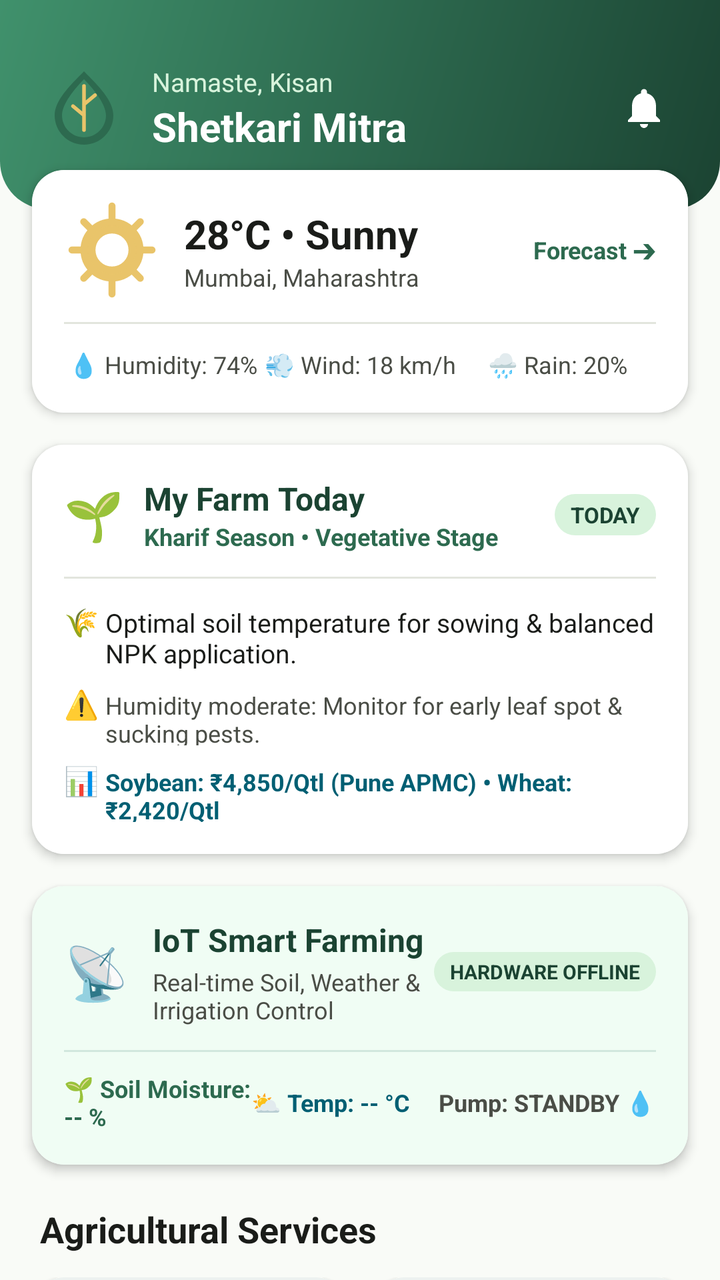
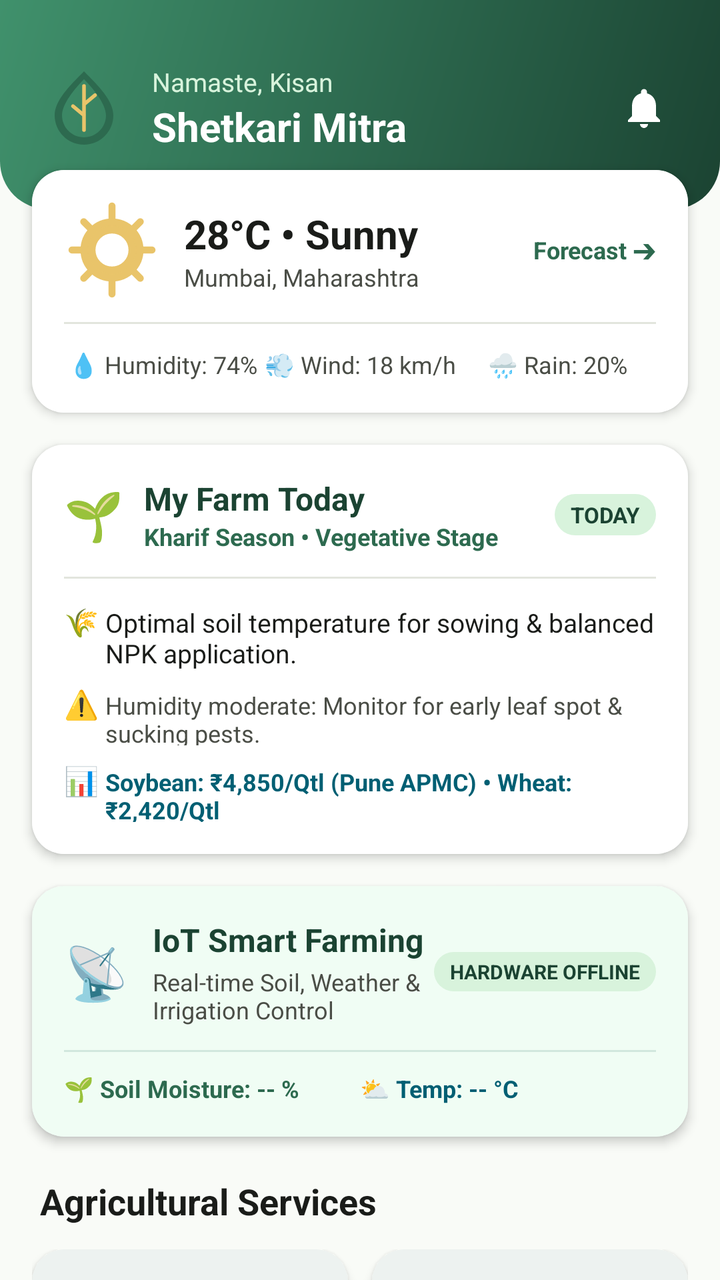

Compare the two renders of this Android layout. The source of the first and the diff that turns it into the second are given below.
<!-- AndroidManifest.xml: application theme Theme.AgroSmart -->
<!-- res/layout/fragment_home.xml -->
<?xml version="1.0" encoding="utf-8"?>
<androidx.core.widget.NestedScrollView xmlns:android="http://schemas.android.com/apk/res/android"
    xmlns:app="http://schemas.android.com/apk/res-auto"
    xmlns:tools="http://schemas.android.com/tools"
    android:layout_width="match_parent"
    android:layout_height="match_parent"
    android:background="@color/bg_warm_cream">

    <LinearLayout
        android:layout_width="match_parent"
        android:layout_height="wrap_content"
        android:orientation="vertical"
        android:paddingBottom="24dp">

        
        <androidx.constraintlayout.widget.ConstraintLayout
            android:layout_width="match_parent"
            android:layout_height="wrap_content"
            android:background="@drawable/bg_gradient_header"
            android:paddingStart="20dp"
            android:paddingTop="32dp"
            android:paddingEnd="20dp"
            android:paddingBottom="28dp">

            <ImageView
                android:id="@+id/ivHeaderIcon"
                android:layout_width="44dp"
                android:layout_height="44dp"
                android:contentDescription="@string/app_name"
                android:src="@drawable/ic_leaf_logo"
                app:layout_constraintStart_toStartOf="parent"
                app:layout_constraintTop_toTopOf="parent" />

            <TextView
                android:id="@+id/tvGreeting"
                android:layout_width="wrap_content"
                android:layout_height="wrap_content"
                android:layout_marginStart="12dp"
                android:text="Namaste, Kisan"
                android:textColor="@color/forest_green_surface"
                android:textSize="13sp"
                app:layout_constraintStart_toEndOf="@+id/ivHeaderIcon"
                app:layout_constraintTop_toTopOf="@+id/ivHeaderIcon" />

            <TextView
                android:id="@+id/tvFarmerName"
                android:layout_width="0dp"
                android:layout_height="wrap_content"
                android:layout_marginStart="12dp"
                android:layout_marginEnd="16dp"
                android:ellipsize="end"
                android:maxLines="1"
                android:text="Shetkari Mitra"
                android:textColor="@color/white"
                android:textSize="20sp"
                android:textStyle="bold"
                app:layout_constraintEnd_toStartOf="@+id/ivNotification"
                app:layout_constraintStart_toEndOf="@+id/ivHeaderIcon"
                app:layout_constraintTop_toBottomOf="@+id/tvGreeting" />

            <ImageView
                android:id="@+id/ivNotification"
                android:layout_width="36dp"
                android:layout_height="36dp"
                android:background="?attr/selectableItemBackgroundBorderless"
                android:contentDescription="Notifications"
                android:padding="6dp"
                android:src="@drawable/ic_notification"
                app:layout_constraintBottom_toBottomOf="@+id/ivHeaderIcon"
                app:layout_constraintEnd_toEndOf="parent"
                app:layout_constraintTop_toTopOf="@+id/ivHeaderIcon" />

        </androidx.constraintlayout.widget.ConstraintLayout>

        
        <com.google.android.material.card.MaterialCardView
            android:id="@+id/cardWeather"
            style="@style/Widget.AgroSmart.Card"
            android:layout_width="match_parent"
            android:layout_height="wrap_content"
            android:layout_marginStart="16dp"
            android:layout_marginTop="-20dp"
            android:layout_marginEnd="16dp"
            android:clickable="true"
            android:focusable="true">

            <LinearLayout
                android:layout_width="match_parent"
                android:layout_height="wrap_content"
                android:background="@color/white"
                android:orientation="vertical"
                android:padding="16dp">

                <LinearLayout
                    android:layout_width="match_parent"
                    android:layout_height="wrap_content"
                    android:gravity="center_vertical"
                    android:orientation="horizontal">

                    <ImageView
                        android:layout_width="48dp"
                        android:layout_height="48dp"
                        android:src="@drawable/ic_weather_sunny" />

                    <LinearLayout
                        android:layout_width="0dp"
                        android:layout_height="wrap_content"
                        android:layout_marginStart="12dp"
                        android:layout_weight="1"
                        android:orientation="vertical">

                        <TextView
                            android:id="@+id/tvWeatherTemp"
                            android:layout_width="wrap_content"
                            android:layout_height="wrap_content"
                            android:text="28°C • Sunny"
                            android:textColor="@color/text_primary"
                            android:textSize="20sp"
                            android:textStyle="bold" />

                        <TextView
                            android:id="@+id/tvWeatherLocation"
                            android:layout_width="wrap_content"
                            android:layout_height="wrap_content"
                            android:text="Mumbai, Maharashtra"
                            android:textColor="@color/text_secondary"
                            android:textSize="12sp" />
                    </LinearLayout>

                    <TextView
                        android:layout_width="wrap_content"
                        android:layout_height="wrap_content"
                        android:text="Forecast ➔"
                        android:textColor="@color/forest_green_primary"
                        android:textSize="12sp"
                        android:textStyle="bold" />
                </LinearLayout>

                <View
                    android:layout_width="match_parent"
                    android:layout_height="1dp"
                    android:layout_marginTop="12dp"
                    android:layout_marginBottom="12dp"
                    android:background="@color/divider_line" />

                <LinearLayout
                    android:layout_width="match_parent"
                    android:layout_height="wrap_content"
                    android:orientation="horizontal">

                    <TextView
                        android:id="@+id/tvHumidity"
                        android:layout_width="0dp"
                        android:layout_height="wrap_content"
                        android:layout_weight="1"
                        android:gravity="center"
                        android:text="💧 Humidity: 74%"
                        android:textColor="@color/text_secondary"
                        android:textSize="12sp" />

                    <TextView
                        android:id="@+id/tvWind"
                        android:layout_width="0dp"
                        android:layout_height="wrap_content"
                        android:layout_weight="1"
                        android:gravity="center"
                        android:text="💨 Wind: 18 km/h"
                        android:textColor="@color/text_secondary"
                        android:textSize="12sp" />

                    <TextView
                        android:id="@+id/tvRain"
                        android:layout_width="0dp"
                        android:layout_height="wrap_content"
                        android:layout_weight="1"
                        android:gravity="center"
                        android:text="🌧️ Rain: 20%"
                        android:textColor="@color/text_secondary"
                        android:textSize="12sp" />
                </LinearLayout>

            </LinearLayout>
        </com.google.android.material.card.MaterialCardView>

                
        <com.google.android.material.card.MaterialCardView
            android:id="@+id/cardMyFarmToday"
            style="@style/Widget.AgroSmart.Card"
            android:layout_width="match_parent"
            android:layout_height="wrap_content"
            android:layout_marginStart="16dp"
            android:layout_marginTop="16dp"
            android:layout_marginEnd="16dp"
            android:clickable="true"
            android:focusable="true">

            <LinearLayout
                android:layout_width="match_parent"
                android:layout_height="wrap_content"
                android:background="@color/white"
                android:orientation="vertical"
                android:padding="16dp">

                <LinearLayout
                    android:layout_width="match_parent"
                    android:layout_height="wrap_content"
                    android:gravity="center_vertical"
                    android:orientation="horizontal">

                    <TextView
                        android:layout_width="wrap_content"
                        android:layout_height="wrap_content"
                        android:text="🌱"
                        android:textSize="24sp" />

                    <LinearLayout
                        android:layout_width="0dp"
                        android:layout_height="wrap_content"
                        android:layout_marginStart="10dp"
                        android:layout_weight="1"
                        android:orientation="vertical">

                        <TextView
                            android:layout_width="wrap_content"
                            android:layout_height="wrap_content"
                            android:text="@string/my_farm_today"
                            android:textColor="@color/forest_green_dark"
                            android:textSize="16sp"
                            android:textStyle="bold" />

                        <TextView
                            android:id="@+id/tvFarmSeason"
                            android:layout_width="wrap_content"
                            android:layout_height="wrap_content"
                            android:text="Kharif Season • Vegetative Stage"
                            android:textColor="@color/forest_green_primary"
                            android:textSize="12sp"
                            android:textStyle="bold" />
                    </LinearLayout>

                    <TextView
                        android:id="@+id/tvFarmDate"
                        android:layout_width="wrap_content"
                        android:layout_height="wrap_content"
                        android:background="@drawable/bg_rounded_card"
                        android:backgroundTint="@color/forest_green_surface"
                        android:paddingStart="8dp"
                        android:paddingTop="3dp"
                        android:paddingEnd="8dp"
                        android:paddingBottom="3dp"
                        android:text="TODAY"
                        android:textColor="@color/forest_green_dark"
                        android:textSize="11sp"
                        android:textStyle="bold" />
                </LinearLayout>

                <View
                    android:layout_width="match_parent"
                    android:layout_height="1dp"
                    android:layout_marginTop="12dp"
                    android:layout_marginBottom="12dp"
                    android:background="@color/divider_line" />

                
                <LinearLayout
                    android:layout_width="match_parent"
                    android:layout_height="wrap_content"
                    android:orientation="horizontal">

                    <TextView
                        android:layout_width="wrap_content"
                        android:layout_height="wrap_content"
                        android:text="🌾 "
                        android:textSize="14sp" />

                    <TextView
                        android:id="@+id/tvDailyCropAdvisory"
                        android:layout_width="0dp"
                        android:layout_height="wrap_content"
                        android:layout_weight="1"
                        android:text="Optimal soil temperature for sowing &amp; balanced NPK application."
                        android:textColor="@color/text_primary"
                        android:textSize="13sp" />
                </LinearLayout>

                
                <LinearLayout
                    android:layout_width="match_parent"
                    android:layout_height="wrap_content"
                    android:layout_marginTop="8dp"
                    android:orientation="horizontal">

                    <TextView
                        android:layout_width="wrap_content"
                        android:layout_height="wrap_content"
                        android:text="⚠️ "
                        android:textSize="14sp" />

                    <TextView
                        android:id="@+id/tvWeatherAlertPrecaution"
                        android:layout_width="0dp"
                        android:layout_height="wrap_content"
                        android:layout_weight="1"
                        android:text="Humidity moderate: Monitor for early leaf spot &amp; sucking pests."
                        android:textColor="@color/text_secondary"
                        android:textSize="12sp" />
                </LinearLayout>

                
                <LinearLayout
                    android:layout_width="match_parent"
                    android:layout_height="wrap_content"
                    android:layout_marginTop="8dp"
                    android:orientation="horizontal">

                    <TextView
                        android:layout_width="wrap_content"
                        android:layout_height="wrap_content"
                        android:text="📊 "
                        android:textSize="14sp" />

                    <TextView
                        android:id="@+id/tvMandiPulse"
                        android:layout_width="0dp"
                        android:layout_height="wrap_content"
                        android:layout_weight="1"
                        android:text="Soybean: ₹4,850/Qtl (Pune APMC) • Wheat: ₹2,420/Qtl"
                        android:textColor="@color/deep_teal"
                        android:textSize="12sp"
                        android:textStyle="bold" />
                </LinearLayout>

            </LinearLayout>
        </com.google.android.material.card.MaterialCardView>


        <com.google.android.material.card.MaterialCardView
            android:id="@+id/cardIotSmartFarming"
            style="@style/Widget.AgroSmart.Card"
            android:layout_width="match_parent"
            android:layout_height="wrap_content"
            android:layout_marginStart="16dp"
            android:layout_marginTop="16dp"
            android:layout_marginEnd="16dp"
            android:clickable="true"
            android:focusable="true">

            <LinearLayout
                android:layout_width="match_parent"
                android:layout_height="wrap_content"
                android:background="@drawable/bg_rounded_card"
                android:backgroundTint="#F0FDF4"
                android:orientation="vertical"
                android:padding="16dp">

                <LinearLayout
                    android:layout_width="match_parent"
                    android:layout_height="wrap_content"
                    android:gravity="center_vertical"
                    android:orientation="horizontal">

                    <TextView
                        android:layout_width="wrap_content"
                        android:layout_height="wrap_content"
                        android:text="📡"
                        android:textSize="26sp" />

                    <LinearLayout
                        android:layout_width="0dp"
                        android:layout_height="wrap_content"
                        android:layout_marginStart="12dp"
                        android:layout_weight="1"
                        android:orientation="vertical">

                        <TextView
                            android:layout_width="wrap_content"
                            android:layout_height="wrap_content"
                            android:text="@string/title_iot_dashboard"
                            android:textColor="@color/forest_green_dark"
                            android:textSize="16sp"
                            android:textStyle="bold" />

                        <TextView
                            android:layout_width="wrap_content"
                            android:layout_height="wrap_content"
                            android:layout_marginTop="2dp"
                            android:text="@string/subtitle_iot_dashboard"
                            android:textColor="@color/text_secondary"
                            android:textSize="12sp" />
                    </LinearLayout>

                    <TextView
                        android:id="@+id/tvIotBadge"
                        android:layout_width="wrap_content"
                        android:layout_height="wrap_content"
                        android:background="@drawable/bg_rounded_card"
                        android:backgroundTint="@color/forest_green_surface"
                        android:paddingStart="8dp"
                        android:paddingTop="3dp"
                        android:paddingEnd="8dp"
                        android:paddingBottom="3dp"
                        android:text="HARDWARE OFFLINE"
                        android:textColor="@color/forest_green_dark"
                        android:textSize="10sp"
                        android:textStyle="bold" />
                </LinearLayout>

                <View
                    android:layout_width="match_parent"
                    android:layout_height="1dp"
                    android:layout_marginTop="12dp"
                    android:layout_marginBottom="10dp"
                    android:background="#D1E7DD" />

                <LinearLayout
                    android:layout_width="match_parent"
                    android:layout_height="wrap_content"
                    android:gravity="center_vertical"
                    android:orientation="horizontal">

                    <TextView
                        android:id="@+id/tvIotMoisture"
                        android:layout_width="0dp"
                        android:layout_height="wrap_content"
                        android:layout_weight="1"
                        android:text="🌱 Soil Moisture: -- %"
                        android:textColor="@color/forest_green_primary"
                        android:textSize="12sp"
                        android:textStyle="bold" />

                    <TextView
                        android:id="@+id/tvIotTemp"
                        android:layout_width="0dp"
                        android:layout_height="wrap_content"
                        android:layout_weight="1"
                        android:text="⛅ Temp: -- °C"
                        android:textColor="@color/deep_teal"
                        android:textSize="12sp"
                        android:textStyle="bold" />

                    <TextView
                        android:id="@+id/tvIotPump"
                        android:layout_width="wrap_content"
                        android:layout_height="wrap_content"
                        android:text="Pump: STANDBY 💧"
                        android:textColor="@color/text_secondary"
                        android:textSize="12sp"
                        android:textStyle="bold" />
                </LinearLayout>
            </LinearLayout>
        </com.google.android.material.card.MaterialCardView>

        
        <TextView
            android:layout_width="wrap_content"
            android:layout_height="wrap_content"
            android:layout_marginStart="20dp"
            android:layout_marginTop="20dp"
            android:layout_marginBottom="12dp"
            android:text="Agricultural Services"
            android:textColor="@color/text_primary"
            android:textSize="18sp"
            android:textStyle="bold" />

        
        <LinearLayout
            android:layout_width="match_parent"
            android:layout_height="wrap_content"
            android:orientation="horizontal"
            android:paddingStart="16dp"
            android:paddingEnd="16dp">

            
            <com.google.android.material.card.MaterialCardView
                android:id="@+id/cardCropPrices"
                style="@style/Widget.AgroSmart.Card"
                android:layout_width="0dp"
                android:layout_height="120dp"
                android:layout_marginEnd="6dp"
                android:layout_weight="1"
                android:clickable="true"
                android:focusable="true">

                <LinearLayout
                    android:layout_width="match_parent"
                    android:layout_height="match_parent"
                    android:gravity="center"
                    android:orientation="vertical"
                    android:padding="12dp">

                    <TextView
                        android:layout_width="wrap_content"
                        android:layout_height="wrap_content"
                        android:text="📊"
                        android:textSize="28sp" />

                    <TextView
                        android:layout_width="wrap_content"
                        android:layout_height="wrap_content"
                        android:layout_marginTop="6dp"
                        android:gravity="center"
                        android:text="@string/crop_prices"
                        android:textColor="@color/text_primary"
                        android:textSize="13sp"
                        android:textStyle="bold" />
                </LinearLayout>
            </com.google.android.material.card.MaterialCardView>

            
            <com.google.android.material.card.MaterialCardView
                android:id="@+id/cardSchemes"
                style="@style/Widget.AgroSmart.Card"
                android:layout_width="0dp"
                android:layout_height="120dp"
                android:layout_marginStart="6dp"
                android:layout_weight="1"
                android:clickable="true"
                android:focusable="true">

                <LinearLayout
                    android:layout_width="match_parent"
                    android:layout_height="match_parent"
                    android:gravity="center"
                    android:orientation="vertical"
                    android:padding="12dp">

                    <TextView
                        android:layout_width="wrap_content"
                        android:layout_height="wrap_content"
                        android:text="🏛️"
                        android:textSize="28sp" />

                    <TextView
                        android:layout_width="wrap_content"
                        android:layout_height="wrap_content"
                        android:layout_marginTop="6dp"
                        android:gravity="center"
                        android:text="@string/govt_schemes"
                        android:textColor="@color/text_primary"
                        android:textSize="13sp"
                        android:textStyle="bold" />
                </LinearLayout>
            </com.google.android.material.card.MaterialCardView>
        </LinearLayout>

        
        <LinearLayout
            android:layout_width="match_parent"
            android:layout_height="wrap_content"
            android:layout_marginTop="12dp"
            android:orientation="horizontal"
            android:paddingStart="16dp"
            android:paddingEnd="16dp">

            
            <com.google.android.material.card.MaterialCardView
                android:id="@+id/cardCropGuide"
                style="@style/Widget.AgroSmart.Card"
                android:layout_width="0dp"
                android:layout_height="120dp"
                android:layout_marginEnd="6dp"
                android:layout_weight="1"
                android:clickable="true"
                android:focusable="true">

                <LinearLayout
                    android:layout_width="match_parent"
                    android:layout_height="match_parent"
                    android:gravity="center"
                    android:orientation="vertical"
                    android:padding="12dp">

                    <TextView
                        android:layout_width="wrap_content"
                        android:layout_height="wrap_content"
                        android:text="📖"
                        android:textSize="28sp" />

                    <TextView
                        android:layout_width="wrap_content"
                        android:layout_height="wrap_content"
                        android:layout_marginTop="6dp"
                        android:gravity="center"
                        android:text="@string/crop_guide"
                        android:textColor="@color/text_primary"
                        android:textSize="13sp"
                        android:textStyle="bold" />
                </LinearLayout>
            </com.google.android.material.card.MaterialCardView>

            
            <com.google.android.material.card.MaterialCardView
                android:id="@+id/cardDiseaseInfo"
                style="@style/Widget.AgroSmart.Card"
                android:layout_width="0dp"
                android:layout_height="120dp"
                android:layout_marginStart="6dp"
                android:layout_weight="1"
                android:clickable="true"
                android:focusable="true">

                <LinearLayout
                    android:layout_width="match_parent"
                    android:layout_height="match_parent"
                    android:gravity="center"
                    android:orientation="vertical"
                    android:padding="12dp">

                    <TextView
                        android:layout_width="wrap_content"
                        android:layout_height="wrap_content"
                        android:text="🛡️"
                        android:textSize="28sp" />

                    <TextView
                        android:layout_width="wrap_content"
                        android:layout_height="wrap_content"
                        android:layout_marginTop="6dp"
                        android:gravity="center"
                        android:text="@string/crop_disease"
                        android:textColor="@color/text_primary"
                        android:textSize="13sp"
                        android:textStyle="bold" />
                </LinearLayout>
            </com.google.android.material.card.MaterialCardView>
        </LinearLayout>

        
        <LinearLayout
            android:layout_width="match_parent"
            android:layout_height="wrap_content"
            android:layout_marginTop="12dp"
            android:orientation="horizontal"
            android:paddingStart="16dp"
            android:paddingEnd="16dp">

                        
            <com.google.android.material.card.MaterialCardView
                android:id="@+id/cardCropRecommendation"
                style="@style/Widget.AgroSmart.Card"
                android:layout_width="0dp"
                android:layout_height="120dp"
                android:layout_marginEnd="6dp"
                android:layout_weight="1"
                android:clickable="true"
                android:focusable="true">

                <LinearLayout
                    android:layout_width="match_parent"
                    android:layout_height="match_parent"
                    android:gravity="center"
                    android:orientation="vertical"
                    android:padding="12dp">

                    <TextView
                        android:layout_width="wrap_content"
                        android:layout_height="wrap_content"
                        android:text="🧭"
                        android:textSize="28sp" />

                    <TextView
                        android:layout_width="wrap_content"
                        android:layout_height="wrap_content"
                        android:layout_marginTop="6dp"
                        android:gravity="center"
                        android:text="@string/crop_recommendation"
                        android:textColor="@color/text_primary"
                        android:textSize="13sp"
                        android:textStyle="bold" />
                </LinearLayout>
            </com.google.android.material.card.MaterialCardView>

            
            <com.google.android.material.card.MaterialCardView
                android:id="@+id/cardNews"
                style="@style/Widget.AgroSmart.Card"
                android:layout_width="0dp"
                android:layout_height="120dp"
                android:layout_marginStart="6dp"
                android:layout_weight="1"
                android:clickable="true"
                android:focusable="true">

                <LinearLayout
                    android:layout_width="match_parent"
                    android:layout_height="match_parent"
                    android:gravity="center"
                    android:orientation="vertical"
                    android:padding="12dp">

                    <TextView
                        android:layout_width="wrap_content"
                        android:layout_height="wrap_content"
                        android:text="📰"
                        android:textSize="28sp" />

                    <TextView
                        android:layout_width="wrap_content"
                        android:layout_height="wrap_content"
                        android:layout_marginTop="6dp"
                        android:gravity="center"
                        android:text="@string/agri_news"
                        android:textColor="@color/text_primary"
                        android:textSize="13sp"
                        android:textStyle="bold" />
                </LinearLayout>
            </com.google.android.material.card.MaterialCardView>
        </LinearLayout>

    </LinearLayout>
</androidx.core.widget.NestedScrollView>
<!-- resources referenced by this layout -->
<resources>
  <color name="bg_warm_cream">#F9FBF7</color>
  <color name="deep_teal">#005F73</color>
  <color name="divider_line">#E2E5DD</color>
  <color name="forest_green_dark">#1B4332</color>
  <color name="forest_green_primary">#2D6A4F</color>
  <color name="forest_green_surface">#D8F3DC</color>
  <color name="text_primary">#1A1C19</color>
  <color name="text_secondary">#4A4D46</color>
  <color name="white">#FFFFFF</color>
  <!-- drawable bg_gradient_header (drawable) -->
  <?xml version="1.0" encoding="utf-8"?>
  <shape xmlns:android="http://schemas.android.com/apk/res/android"
      android:shape="rectangle">
      <gradient
          android:angle="135"
          android:startColor="@color/forest_green_dark"
          android:centerColor="@color/forest_green_primary"
          android:endColor="@color/forest_green_light"
          android:type="linear"/>
      <corners
          android:bottomLeftRadius="24dp"
          android:bottomRightRadius="24dp"/>
  </shape>
  <!-- drawable bg_rounded_card (drawable) -->
  <?xml version="1.0" encoding="utf-8"?>
  <shape xmlns:android="http://schemas.android.com/apk/res/android"
      android:shape="rectangle">
      <solid android:color="@color/bg_card_surface" />
      <corners android:radius="16dp" />
  </shape>
  <!-- drawable ic_notification (drawable) -->
  <vector xmlns:android="http://schemas.android.com/apk/res/android"
      android:width="24dp"
      android:height="24dp"
      android:viewportWidth="24"
      android:viewportHeight="24">
    <path
        android:fillColor="#FFFFFFFF"
        android:pathData="M12,22c1.1,0 2,-0.9 2,-2h-4c0,1.1 0.9,2 2,2zm6,-6v-5c0,-3.07 -1.63,-5.64 -4.5,-6.32V4c0,-0.83 -0.67,-1.5 -1.5,-1.5s-1.5,0.67 -1.5,1.5v0.68C7.64,5.36 6,7.92 6,11v5l-2,2v1h16v-1l-2,-2z"/>
  </vector>
  <!-- drawable ic_weather_sunny (drawable) -->
  <vector xmlns:android="http://schemas.android.com/apk/res/android"
      android:width="48dp"
      android:height="48dp"
      android:viewportWidth="48"
      android:viewportHeight="48">
    <path
        android:fillColor="@color/golden_harvest"
        android:pathData="M24,14c-5.52,0 -10,4.48 -10,10s4.48,10 10,10 10,-4.48 10,-10 -4.48,-10 -10,-10zm0,24c-7.73,0 -14,-6.27 -14,-14s6.27,-14 14,-14 14,6.27 14,14 -6.27,14 -14,14zM24,2V8M24,40V46M4,24H10M38,24H44M9.86,9.86L14.1,14.1M33.9,33.9L38.14,38.14M9.86,38.14L14.1,33.9M33.9,14.1L38.14,9.86"
        android:strokeWidth="3.5"
        android:strokeColor="@color/golden_harvest"
        android:strokeLineCap="round"/>
  </vector>
  <string name="agri_news">Agricultural News</string>
  <string name="app_name">AgroSmart</string>
  <string name="crop_disease">Crop Disease Directory</string>
  <string name="crop_guide">Crop Cultivation Guide</string>
  <string name="crop_prices">Crop Prices (Mandi)</string>
  <string name="crop_recommendation">Crop Recommendation &amp; Rotation</string>
  <string name="govt_schemes">Government Schemes</string>
  <string name="my_farm_today">My Farm Today</string>
  <string name="subtitle_iot_dashboard">Real-time Soil, Weather &amp; Irrigation Control</string>
  <string name="title_iot_dashboard">IoT Smart Farming</string>
  <style name="Widget.AgroSmart.Card" parent="Widget.Material3.CardView.Elevated">
          <item name="cardCornerRadius">16dp</item>
          <item name="cardElevation">3dp</item>
          <item name="strokeWidth">0dp</item>
          <item name="cardBackgroundColor">@color/bg_card_surface</item>
      </style>
  <color name="forest_green_light">#40916C</color>
  <color name="bg_card_surface">#FFFFFF</color>
  <color name="golden_harvest">#E9C46A</color>
  <color name="leaf_green">#52B788</color>
  <!-- unchanged entries left out for length: 2 -->
</resources>

<!-- the commit's change to res/layout/fragment_home.xml (unified diff, before → after) -->
@@ -438,14 +438,7 @@
                         android:textSize="12sp"
                         android:textStyle="bold" />
 
-                    <TextView
-                        android:id="@+id/tvIotPump"
-                        android:layout_width="wrap_content"
-                        android:layout_height="wrap_content"
-                        android:text="Pump: STANDBY 💧"
-                        android:textColor="@color/text_secondary"
-                        android:textSize="12sp"
-                        android:textStyle="bold" />
+
                 </LinearLayout>
             </LinearLayout>
         </com.google.android.material.card.MaterialCardView>
